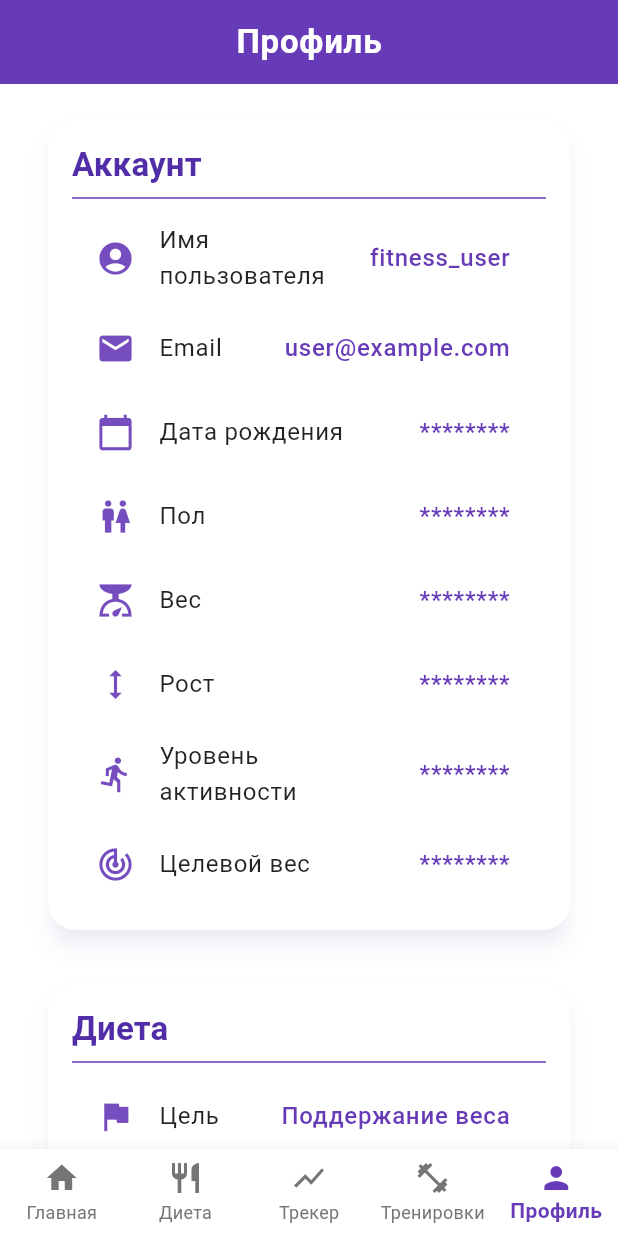
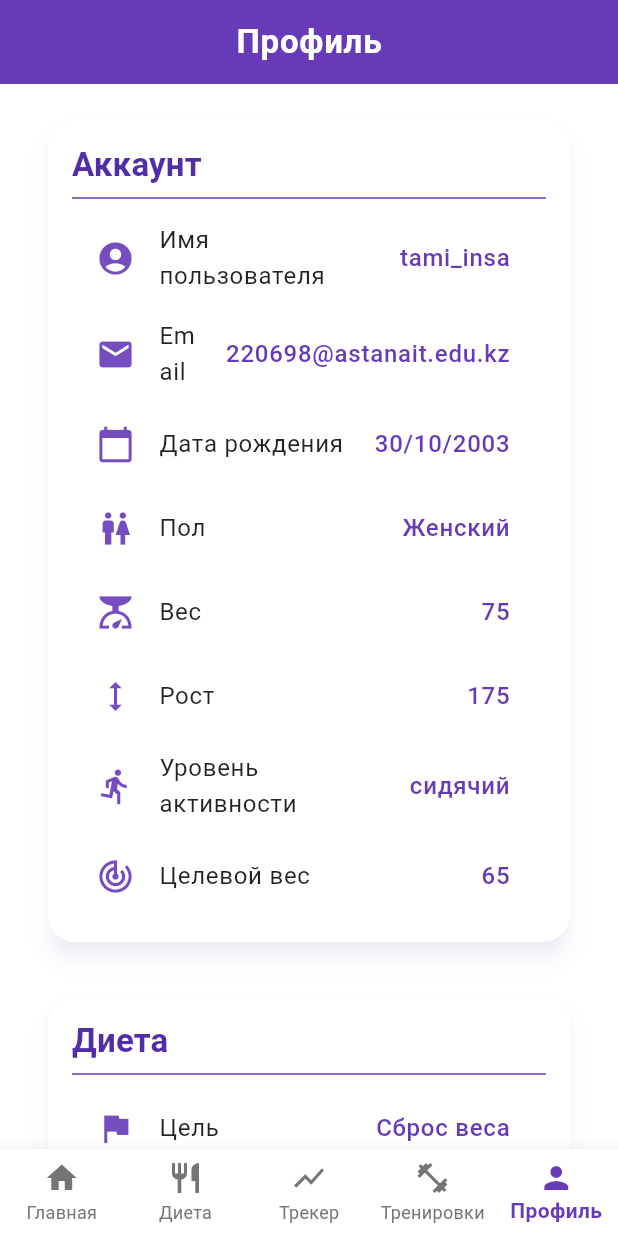
Before and after one commit to Ssberry19/my_app, a Flutter app: the screen it shows after launch, item 5 of the bottom bar chosen, on a phone screen of 412 x 824 dp. Run offline on Flutter 3.47's test engine with Material 3 defaults, Android fonts, the phone set to English and light mode, and no system bars; our stand-ins replace fl_chart, go_router, table_calendar; network calls fail.

Commit message:
profile_fix

```diff
--- a/lib/features/profile/views/profile_screen.dart
+++ b/lib/features/profile/views/profile_screen.dart
@@ -53,14 +53,14 @@ class ProfileScreen extends StatelessWidget {
     context,
     title: 'Аккаунт',
     children: [
-      _buildProfileRow(context, 'Имя пользователя', 'fitness_user', Icons.account_circle), // Иконка человека/аккаунта
-      _buildProfileRow(context, 'Email', 'user@example.com', Icons.email), // Иконка конверта
-      _buildProfileRow(context, 'Дата рождения', '********', Icons.calendar_today), // Иконка календаря
-      _buildProfileRow(context, 'Пол', '********', Icons.wc), // Иконка мужского/женского туалета (или generic 'person_2' если wc не подходит)
-      _buildProfileRow(context, 'Вес', '********', Icons.scale), // Иконка весов
-      _buildProfileRow(context, 'Рост', '********', Icons.height), // Иконка роста/линейки
-      _buildProfileRow(context, 'Уровень активности', '********', Icons.directions_run), // Иконка бегущего человека
-      _buildProfileRow(context, 'Целевой вес', '********', Icons.track_changes), // Иконка цели/мишени
+      _buildProfileRow(context, 'Имя пользователя', 'tami_insa', Icons.account_circle), // Иконка человека/аккаунта
+      _buildProfileRow(context, 'Email', '220698@astanait.edu.kz', Icons.email), // Иконка конверта
+      _buildProfileRow(context, 'Дата рождения', '30/10/2003', Icons.calendar_today), // Иконка календаря
+      _buildProfileRow(context, 'Пол', 'Женский', Icons.wc), // Иконка мужского/женского туалета (или generic 'person_2' если wc не подходит)
+      _buildProfileRow(context, 'Вес', '75', Icons.scale), // Иконка весов
+      _buildProfileRow(context, 'Рост', '175', Icons.height), // Иконка роста/линейки
+      _buildProfileRow(context, 'Уровень активности', 'сидячий', Icons.directions_run), // Иконка бегущего человека
+      _buildProfileRow(context, 'Целевой вес', '65', Icons.track_changes), // Иконка цели/мишени
     ],
   );
 }
@@ -69,9 +69,9 @@ class ProfileScreen extends StatelessWidget {
       context,
       title: 'Диета',
       children: [
-        _buildProfileRow(context, 'Цель', 'Поддержание веса', Icons.flag),
-        _buildProfileRow(context, 'Калории в день', '2000 ккал', Icons.local_fire_department),
-        _buildProfileRow(context, 'Предпочтения', 'Вегетарианская', Icons.restaurant),
+        _buildProfileRow(context, 'Цель', 'Сброс веса', Icons.flag),
+        _buildProfileRow(context, 'Калории в день', '2056 ккал', Icons.local_fire_department),
+        _buildProfileRow(context, 'Ограничения/аллергия', 'отсутсвует', Icons.restaurant),
       ],
     );
   }
```
